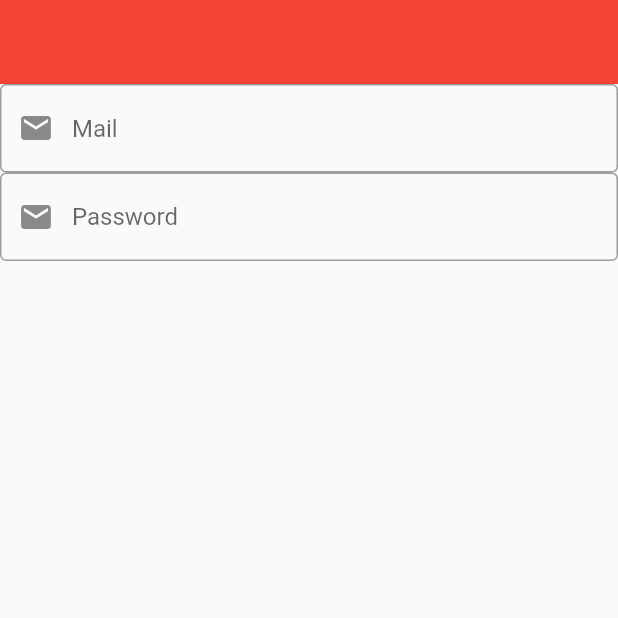
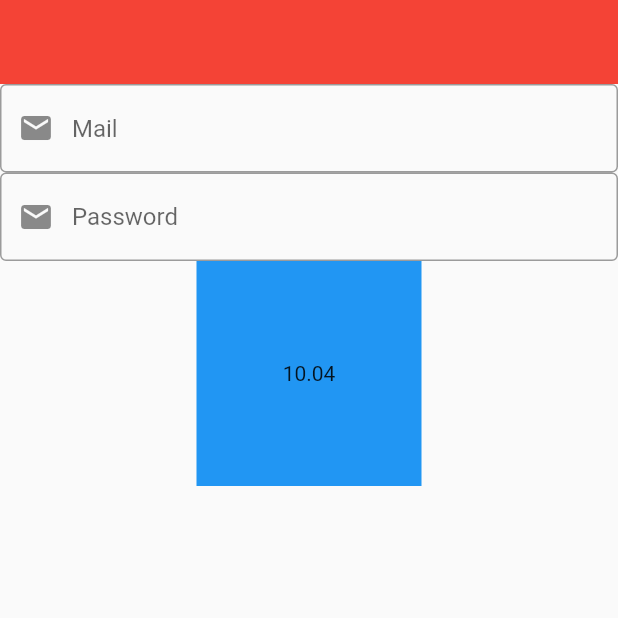
Before and after one commit to nurlanabdyrakhman/code_word, a Flutter app: the screen it shows after launch, on a phone screen of 412 x 824 dp, the top half of it. Run offline on Flutter 3.47's test engine with Material 2 defaults, Android fonts, the phone set to English and light mode, and no system bars; our stand-ins replace dio, font_awesome_flutter, get, internet_connection_checker, lottie, scrollable_positioned_list and 1 more.

Commit message:
button bbb

```diff
--- a/lib/101/text_field_leartn.dart
+++ b/lib/101/text_field_leartn.dart
@@ -32,6 +32,11 @@ class _TextFieldLearnState extends State<TextFieldLearn> {
             ),
 
           ),
+          Container(
+            width: 150,
+            height: 150,
+            child: Center(child: Text('10.04',textAlign: TextAlign.center,)),
+          color: Colors.blue,)
         ],
       ),
     );
```
